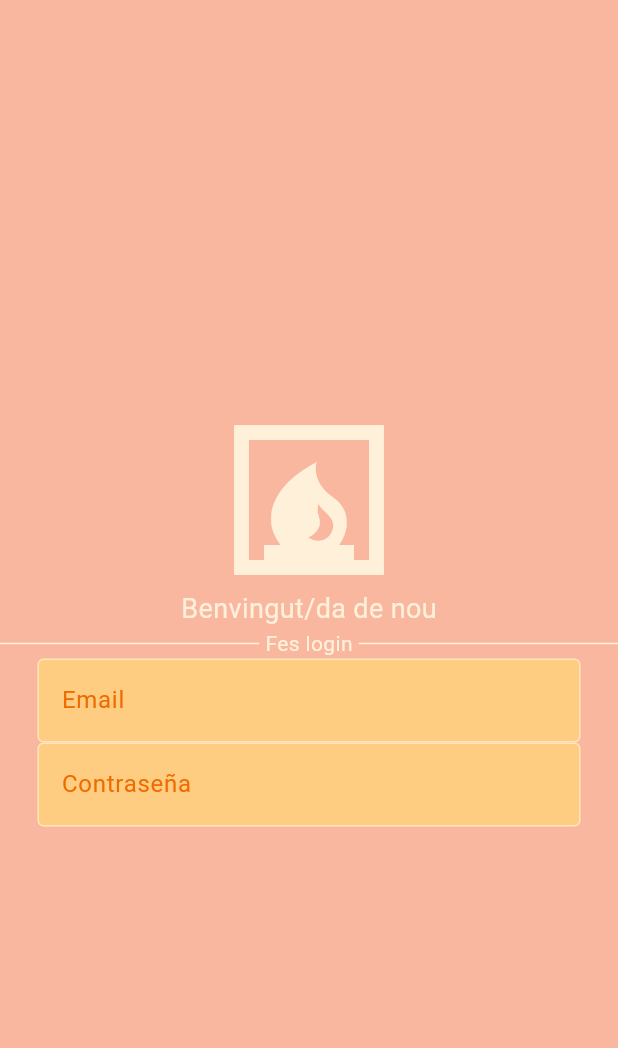
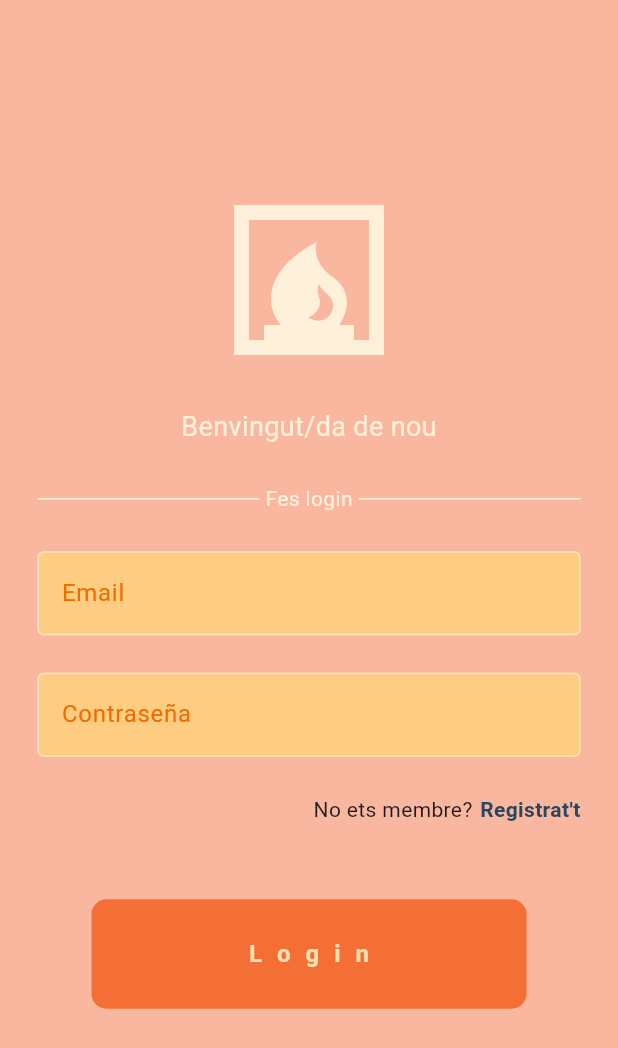
Before and after one commit to codingwithanas/flutter_firebase_2324, a Flutter app: the screen it shows after launch, on a phone screen of 412 x 824 dp. Shown: the top 1048 px of the screen. Run offline on Flutter 3.47's test engine with Material 3 defaults, Android fonts, the phone set to English and light mode, and no system bars.

Commit message:
UI Login Feta

```diff
--- /dev/null
+++ b/lib/components/boto_auth.dart
@@ -0,0 +1,25 @@
+import 'package:flutter/material.dart';
+
+class BotoAuth extends StatelessWidget {
+  const BotoAuth({super.key});
+
+  @override
+  Widget build(BuildContext context) {
+    return Container(
+      decoration: BoxDecoration(
+        borderRadius: BorderRadius.circular(10),
+        color: const Color.fromARGB(255, 244, 111, 54),
+      ),
+      padding: const EdgeInsets.symmetric(horizontal: 100, vertical: 25),
+      margin: const EdgeInsets.all(25),
+      child: Text(
+        "Login",
+        style: TextStyle(
+          color: Colors.orange[100],
+          fontWeight: FontWeight.bold,
+          fontSize: 16,
+          letterSpacing: 10,
+        ),),
+    );
+  }
+}
--- a/lib/pagines/pagina_login.dart
+++ b/lib/pagines/pagina_login.dart
@@ -1,4 +1,5 @@
 import 'package:flutter/material.dart';
+import 'package:flutter_firebase_2324/components/boto_auth.dart';
 import 'package:flutter_firebase_2324/components/textfield_auth.dart';
 
 class PaginaLogin extends StatefulWidget {
@@ -9,36 +10,47 @@ class PaginaLogin extends StatefulWidget {
 }
 
 class _PaginaLoginState extends State<PaginaLogin> {
-
   final TextEditingController controllerEmail = TextEditingController();
   final TextEditingController controllerPassword = TextEditingController();
 
   @override
   Widget build(BuildContext context) {
-    return  Scaffold(
+    return Scaffold(
       backgroundColor: const Color.fromARGB(255, 250, 183, 159),
       body: Center(
         child: Column(
           mainAxisAlignment: MainAxisAlignment.center,
           children: [
-
             // Logo.
             const Icon(
               Icons.fireplace,
               size: 120,
-              color:  Color.fromARGB(255, 255, 240, 218),
+              color: Color.fromARGB(255, 255, 240, 218),
             ),
+
+            const SizedBox(
+              height: 25,
+            ),
+
             // Frase.
             const Text(
-
               "Benvingut/da de nou",
               style: TextStyle(
                 color: Color.fromARGB(255, 255, 240, 218),
                 fontSize: 18,
               ),
             ),
+
+            const SizedBox(
+              height: 25,
+            ),
+
             // Text Divisori.
-            const Row(
+            const Padding(
+              padding: EdgeInsets.symmetric(
+                horizontal: 25,
+              ),
+              child: Row(
                 children: [
                   Expanded(
                     child: Divider(
@@ -47,13 +59,16 @@ class _PaginaLoginState extends State<PaginaLogin> {
                     ),
                   ),
                   Padding(
-                  padding: EdgeInsets.symmetric(horizontal: 4,),
+                    padding: EdgeInsets.symmetric(
+                      horizontal: 4,
+                    ),
                     child: Text(
                       "Fes login",
-                    style: TextStyle(color: Color.fromARGB(255, 255, 240, 218),),
+                      style: TextStyle(
+                        color: Color.fromARGB(255, 255, 240, 218),
                       ),
                     ),
-
+                  ),
                   Expanded(
                     child: Divider(
                       thickness: 1,
@@ -61,6 +76,11 @@ class _PaginaLoginState extends State<PaginaLogin> {
                     ),
                   ),
                 ],
+              ),
+            ),
+
+            const SizedBox(
+              height: 25,
             ),
 
             // TextField Email.
@@ -70,6 +90,9 @@ class _PaginaLoginState extends State<PaginaLogin> {
               hintText: "Email",
             ),
 
+            const SizedBox(
+              height: 25,
+            ),
 
             // TextField Password.
             TextFieldAuth(
@@ -77,10 +100,39 @@ class _PaginaLoginState extends State<PaginaLogin> {
               obscureText: false,
               hintText: "Contraseña",
             ),
+
+            const SizedBox(
+              height: 25,
+            ),
+
             // No estás registrat/da?
-
+             Padding(
+              padding: const EdgeInsets.symmetric(horizontal: 25),
+              child: Row(
+                mainAxisAlignment: MainAxisAlignment.end,
+                children: [
+                  const Text("No ets membre?"),
+                  const SizedBox(
+                    width: 5,
+                  ),
+                  GestureDetector(
+                    onTap: () {},
+                    child: const Text(
+                      "Registrat't",
+                      style: TextStyle(
+                        fontWeight: FontWeight.bold,
+                        color: Color.fromARGB(255, 40, 71, 97),
+                      ),
+                      ),
+                  ),
+                ],
+              ),
+            ),
+            const SizedBox(
+              height: 25,
+            ),
             // Botó Login.
-
+            const BotoAuth(),
 
           ],
         ),
```
Lines whose indentation alone changed are shown as unchanged.
